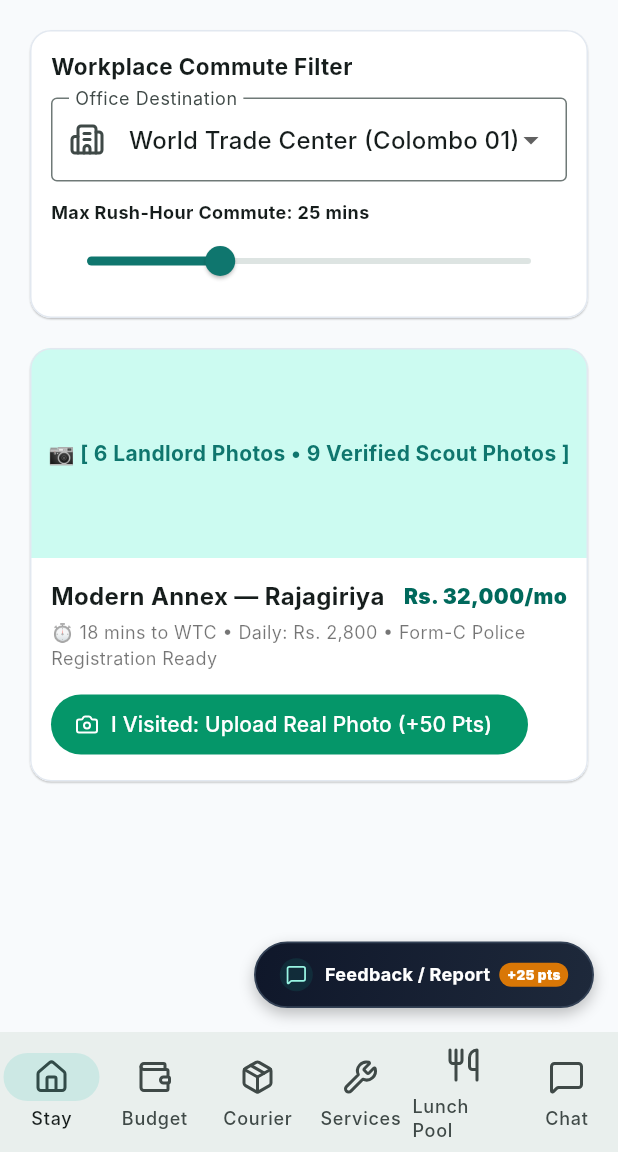
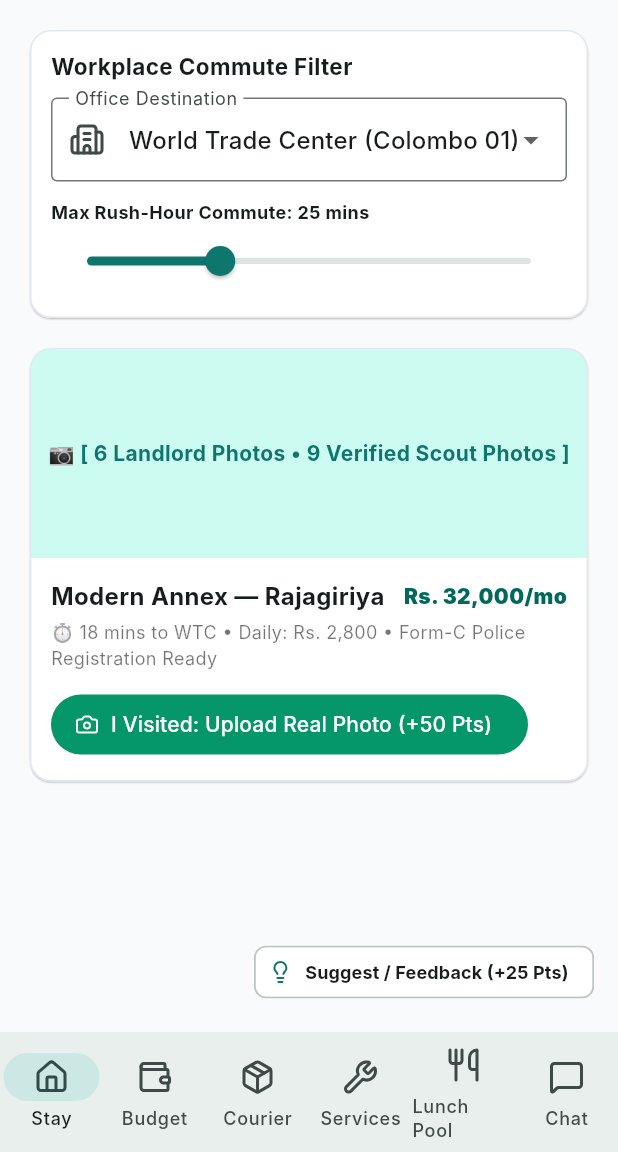
Before and after one commit to cmsys-v2/Colombo-Hub, a Flutter app: the screen it shows after launch, on a phone screen of 412 x 824 dp, the part 84-1236 px from its top. Run offline on Flutter 3.47's test engine with Material 3 defaults, Android fonts, the phone set to English and light mode, and no system bars; our stand-ins replace firebase_core, firebase_remote_config, flutter_riverpod, geolocator, image_picker, lucide_icons_flutter; accounts and stored records are empty; Roboto replaces fonts that are missing (Inter).

Commit message:
feat: implement Suggest / Feedback (+25 Pts) ActionChip in FeedbackPill

```diff
--- a/lib/features/shell/widgets/feedback_pill.dart
+++ b/lib/features/shell/widgets/feedback_pill.dart
@@ -1,143 +1,24 @@
 import 'package:flutter/material.dart';
+import 'package:flutter_riverpod/flutter_riverpod.dart';
 import 'package:lucide_icons_flutter/lucide_icons.dart';
-import '../../../core/theme/app_theme.dart';
-import '../../../views/widgets/feedback_modal.dart';
+import '../screens/main_shell_screen.dart';
 
-/// ColomboHub Floating Feedback Pill Widget
-/// Provides commuters and partners with a one-click channel to submit
-/// feature requests, Form-C property reports, or scout corrections.
-class FeedbackPill extends StatefulWidget {
-  final VoidCallback? onCustomTap;
-
-  const FeedbackPill({super.key, this.onCustomTap});
+class FeedbackPill extends ConsumerWidget {
+  const FeedbackPill({super.key});
 
   @override
-  State<FeedbackPill> createState() => _FeedbackPillState();
-}
-
-class _FeedbackPillState extends State<FeedbackPill> with SingleTickerProviderStateMixin {
-  late AnimationController _animController;
-  late Animation<double> _scaleAnimation;
-  bool _isHovered = false;
-
-  @override
-  void initState() {
-    super.initState();
-    _animController = AnimationController(
-      vsync: this,
-      duration: const Duration(milliseconds: 180),
-    );
-    _scaleAnimation = Tween<double>(begin: 1.0, end: 1.05).animate(
-      CurvedAnimation(parent: _animController, curve: Curves.easeOut),
-    );
-  }
-
-  @override
-  void dispose() {
-    _animController.dispose();
-    super.dispose();
-  }
-
-  void _handleTap() {
-    if (widget.onCustomTap != null) {
-      widget.onCustomTap!();
-    } else {
-      showDialog(
-        context: context,
-        builder: (ctx) => const FeedbackModal(),
-      );
-    }
-  }
-
-  @override
-  Widget build(BuildContext context) {
-    return MouseRegion(
-      onEnter: (_) {
-        setState(() => _isHovered = true);
-        _animController.forward();
+  Widget build(BuildContext context, WidgetRef ref) {
+    return ActionChip(
+      avatar: const Icon(LucideIcons.lightbulb, size: 16, color: Color(0xFF0F766E)),
+      label: const Text('Suggest / Feedback (+25 Pts)', style: TextStyle(fontSize: 12, fontWeight: FontWeight.bold)),
+      backgroundColor: Colors.white,
+      elevation: 4,
+      onPressed: () {
+        ref.read(userScoutPointsProvider.notifier).state += 25;
+        ScaffoldMessenger.of(context).showSnackBar(
+          const SnackBar(content: Text('Thank you! Feedback logged to Firestore & WhatsApp Bot (+25 Scout Points).')),
+        );
       },
-      onExit: (_) {
-        setState(() => _isHovered = false);
-        _animController.reverse();
-      },
-      child: ScaleTransition(
-        scale: _scaleAnimation,
-        child: Material(
-          color: Colors.transparent,
-          child: InkWell(
-            onTap: _handleTap,
-            borderRadius: BorderRadius.circular(30),
-            child: AnimatedContainer(
-              duration: const Duration(milliseconds: 200),
-              padding: const EdgeInsets.symmetric(horizontal: 16, vertical: 10),
-              decoration: BoxDecoration(
-                gradient: const LinearGradient(
-                  colors: [AppTheme.slateDark, Color(0xFF1E293B)],
-                  begin: Alignment.topLeft,
-                  end: Alignment.bottomRight,
-                ),
-                borderRadius: BorderRadius.circular(30),
-                boxShadow: [
-                  BoxShadow(
-                    color: _isHovered
-                        ? AppTheme.primaryTeal.withValues(alpha: 0.4)
-                        : Colors.black.withValues(alpha: 0.25),
-                    blurRadius: _isHovered ? 14 : 8,
-                    offset: const Offset(0, 4),
-                  ),
-                ],
-                border: Border.all(
-                  color: _isHovered ? AppTheme.primaryTeal : const Color(0xFF334155),
-                  width: 1.2,
-                ),
-              ),
-              child: Row(
-                mainAxisSize: MainAxisSize.min,
-                children: [
-                  Container(
-                    padding: const EdgeInsets.all(4),
-                    decoration: BoxDecoration(
-                      color: AppTheme.primaryTeal.withValues(alpha: 0.2),
-                      shape: BoxShape.circle,
-                    ),
-                    child: const Icon(
-                      LucideIcons.messageSquare,
-                      size: 14,
-                      color: AppTheme.tealBorder,
-                    ),
-                  ),
-                  const SizedBox(width: 8),
-                  const Text(
-                    'Feedback / Report',
-                    style: TextStyle(
-                      color: Colors.white,
-                      fontSize: 12,
-                      fontWeight: FontWeight.w700,
-                      letterSpacing: 0.2,
-                    ),
-                  ),
-                  const SizedBox(width: 6),
-                  Container(
-                    padding: const EdgeInsets.symmetric(horizontal: 5, vertical: 1.5),
-                    decoration: BoxDecoration(
-                      color: AppTheme.amberAccent,
-                      borderRadius: BorderRadius.circular(10),
-                    ),
-                    child: const Text(
-                      '+25 pts',
-                      style: TextStyle(
-                        color: Colors.white,
-                        fontSize: 9,
-                        fontWeight: FontWeight.w900,
-                      ),
-                    ),
-                  ),
-                ],
-              ),
-            ),
-          ),
-        ),
-      ),
     );
   }
 }
```
